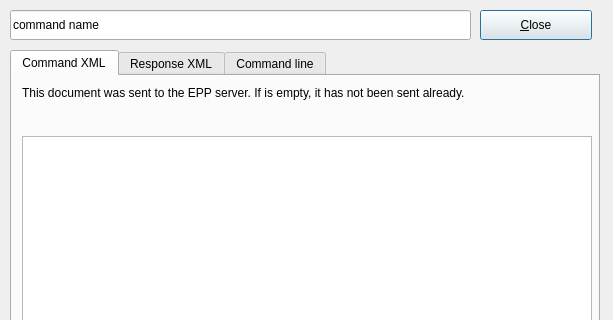
The window that guiqt4/sources.ui (CZ-NIC/fred-client) describes before a commit, drawn with Qt 5; both pictures show x 0 to 613 and y 0 to 320 of the 613 by 518 pixel window.
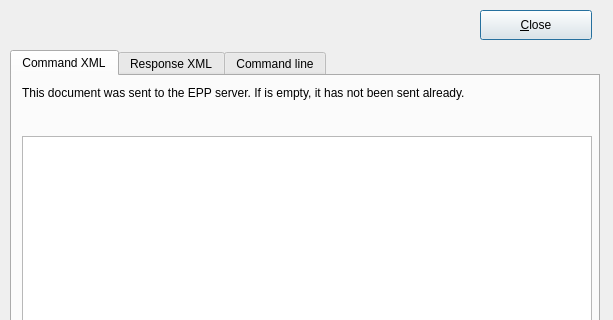
The same window after the commit.

Commit message: GUI: komunikace se serverem v samostatnem threadu zobrazeni jmen chybejicich configu presmerovani vystupu do okna

Diff of the .ui file:
```diff
--- a/guiqt4/sources.ui
+++ b/guiqt4/sources.ui
@@ -143,19 +143,6 @@
     </widget>
    </widget>
   </widget>
-  <widget class="QLineEdit" name="message" >
-   <property name="geometry" >
-    <rect>
-     <x>10</x>
-     <y>10</y>
-     <width>461</width>
-     <height>30</height>
-    </rect>
-   </property>
-   <property name="text" >
-    <string>command name</string>
-   </property>
-  </widget>
  </widget>
  <layoutdefault spacing="6" margin="11" />
  <pixmapfunction>qPixmapFromMimeSource</pixmapfunction>
```
Left out of the diff: 38 changed lines with no effect on the pictures. The commit also changes 5 other files.
